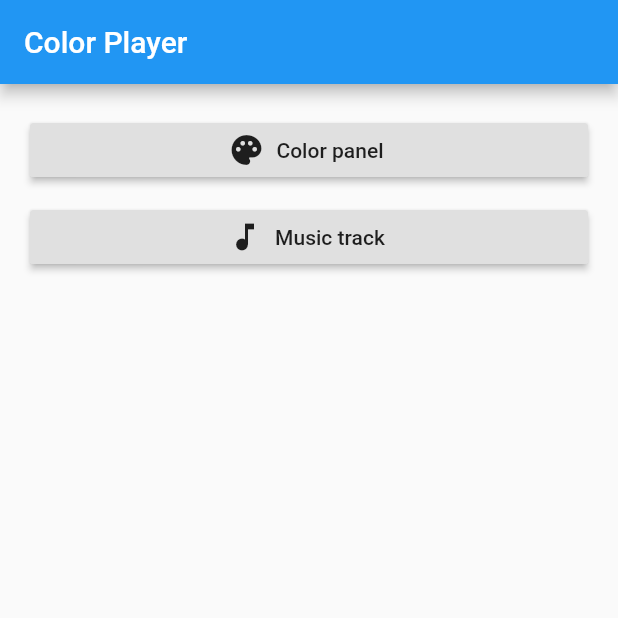
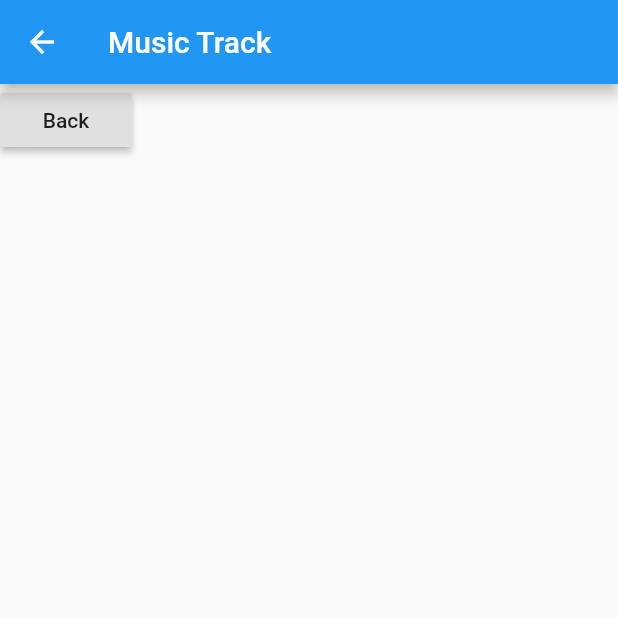
Before and after one commit to ricky9667/Color-Player, a Flutter app: the screen it shows after launch, after a tap on "Music track", on a phone screen of 412 x 824 dp, the top half of it. Run offline on Flutter 3.47's test engine with Material 2 defaults, Android fonts, the phone set to English and light mode, and no system bars.

Commit message:
Add rou Home,for screens

```diff
--- a/lib/main.dart
+++ b/lib/main.dart
@@ -1,4 +1,7 @@
 import 'package:flutter/material.dart';
+import 'package:flutter_color_player/pages/color_panel.dart';
+import 'package:flutter_color_player/pages/home.dart';
+import 'package:flutter_color_player/pages/music_track.dart';
 
 void main() {
   runApp(MyApp());
@@ -9,35 +12,12 @@ class MyApp extends StatelessWidget {
   Widget build(BuildContext context) {
     return MaterialApp(
       title: 'Color Player',
-      home: Scaffold(
-        appBar: AppBar(
-          title: Text('Color Player'),
-        ),
-        body: Container(
-          margin: EdgeInsets.all(20.0),
-          child: Column(
-            mainAxisAlignment: MainAxisAlignment.start,
-            crossAxisAlignment: CrossAxisAlignment.stretch,
-            children: <Widget>[
-              RaisedButton.icon(
-                onPressed: () {
-                  print('Color panel clicked');
-                },
-                icon: Icon(Icons.palette),
-                label: Text('Color panel'),
-              ),
-              SizedBox(height: 10.0),
-              RaisedButton.icon(
-                onPressed: () {
-                  print('Music track clicked');
-                },
-                icon: Icon(Icons.music_note),
-                label: Text('Music track'),
-              ),
-            ],
-          ),
-        ),
-      ),
+      initialRoute: '/',
+      routes: {
+        '/': (context) => Home(),
+        '/color_panel': (context) => ColorPanel(),
+        '/music_track': (context) => MusicTrack(),
+      },
     );
   }
 }
--- /dev/null
+++ b/lib/pages/home.dart
@@ -0,0 +1,38 @@
+import 'package:flutter/material.dart';
+
+class Home extends StatelessWidget {
+  @override
+  Widget build(BuildContext context) {
+    return Scaffold(
+      appBar: AppBar(
+        title: Text('Color Player'),
+      ),
+      body: Container(
+        margin: EdgeInsets.all(20.0),
+        child: Column(
+          mainAxisAlignment: MainAxisAlignment.start,
+          crossAxisAlignment: CrossAxisAlignment.stretch,
+          children: <Widget>[
+            RaisedButton.icon(
+              onPressed: () {
+                print('Color panel clicked');
+                Navigator.pushNamed(context, '/color_panel');
+              },
+              icon: Icon(Icons.palette),
+              label: Text('Color panel'),
+            ),
+            SizedBox(height: 10.0),
+            RaisedButton.icon(
+              onPressed: () {
+                print('Music track clicked');
+                Navigator.pushNamed(context, '/music_track');
+              },
+              icon: Icon(Icons.music_note),
+              label: Text('Music track'),
+            ),
+          ],
+        ),
+      ),
+    );
+  }
+}
--- /dev/null
+++ b/lib/pages/music_track.dart
@@ -0,0 +1,21 @@
+import 'package:flutter/material.dart';
+
+class MusicTrack extends StatelessWidget {
+  @override
+  Widget build(BuildContext context) {
+    return Scaffold(
+      appBar: AppBar(
+        title: Text('Music Track'),
+      ),
+      body: Container(
+        child: RaisedButton(
+          onPressed: () {
+            Navigator.pop(context);
+          },
+          child: Text('Back'),
+          color: Colors.grey[300],
+        ),
+      ),
+    );
+  }
+}
```
Also changed, not shown: lib/pages/color_panel.dart (added, +21 -0 lines).
